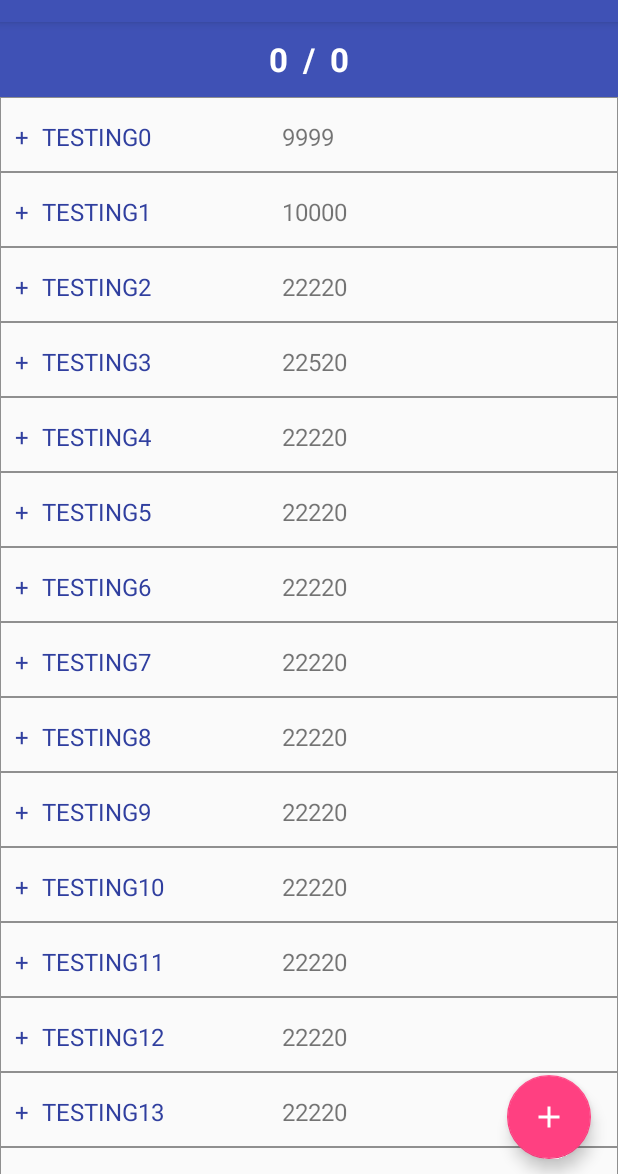
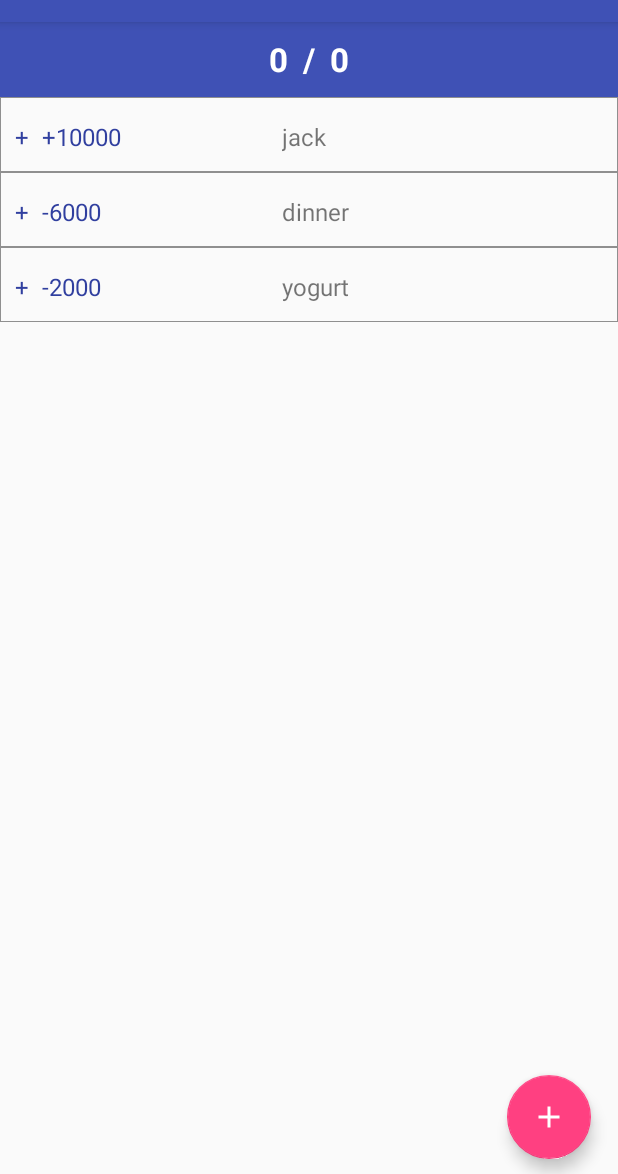
Before and after one commit to broccolism/MadCamp_Project1, an Android app: the Dialog screen opened directly, with no data from a screen before it, on a phone screen of 412 x 824 dp, the part 62-1236 px from its top. Run offline under Robolectric (Android 15) with nearby library versions, the phone set to English and light mode, and no system bars.

Commit message:
dialogList to Activity

```diff
--- a/app/src/main/AndroidManifest.xml
+++ b/app/src/main/AndroidManifest.xml
@@ -22,7 +22,7 @@
 
         <activity android:name = ".GalleryFullImage"/>
         <activity android:name=".Dialog"/>
-        <activity android:name=".TestingActivity"/>
+        <activity android:name=".ModifyActivity"/>
     </application>
 
 </manifest>
--- /dev/null
+++ b/app/src/main/java/com/example/senthil/kotlin_tablayout/DBHelper.kt
@@ -0,0 +1,85 @@
+package com.example.senthil.kotlin_tablayout
+
+import android.content.ContentValues
+import android.content.Context
+import android.database.sqlite.SQLiteDatabase
+import android.database.sqlite.SQLiteOpenHelper
+
+class DBHelper(context: Context) : SQLiteOpenHelper(context, DATABASE_NAME, null, DATABASE_VER) {
+
+    companion object {
+        private val DATABASE_VER = 1
+        private val DATABASE_NAME = "ACCOUNTBOOK.db"
+
+        private val TABLE_NAME = "ACCOUNT"
+        private val ID = "Id"
+        private val MONEY = "Money"
+        private val USAGE = "Usage"
+        private val TIME = "Time"
+    }
+
+    override fun onCreate(db: SQLiteDatabase?) {
+        val CREATE_TABLE_QUERY = ("CREATE TABLE $TABLE_NAME" +
+                "($ID INTEGER PRIMARY KEY, $MONEY TEXT, $USAGE TEXT, $TIME TEXT)")
+        db!!.execSQL(CREATE_TABLE_QUERY)
+    }
+
+    override fun onUpgrade(db: SQLiteDatabase?, oldVersion: Int, newVersion: Int) {
+        db!!.execSQL("DROP TABLE IF EXISTS $TABLE_NAME")
+        onCreate(db)
+    }
+
+    val dbList: List<Consumption>
+        get() {
+            val listConsumption = ArrayList<Consumption>()
+            val selectQueryHandler = "SELECT * FROM $TABLE_NAME"
+            val db = this.writableDatabase
+            val cursor = db.rawQuery(selectQueryHandler, null)
+
+            if (cursor.moveToFirst()) {
+                do {
+                    var consumption = Consumption(0, null, null, null)
+                    consumption.id = cursor.getInt(cursor.getColumnIndex(ID))
+                    consumption.money = cursor.getString(cursor.getColumnIndex(MONEY))
+                    consumption.usage = cursor.getString(cursor.getColumnIndex(USAGE))
+                    consumption.time = cursor.getString(cursor.getColumnIndex(TIME))
+
+                    listConsumption.add(consumption)
+                } while (cursor.moveToNext())
+            }
+            db.close()
+            return listConsumption
+        }
+
+    fun addConsumption (consumption: Consumption) {
+        val db = this.writableDatabase
+        val values = ContentValues()
+
+        values.put(ID, consumption.id)
+        values.put(MONEY, consumption.money)
+        values.put(USAGE, consumption.usage)
+        values.put(TIME, consumption.time)
+
+        db.insert(TABLE_NAME, null, values)
+        db.close()
+    }
+
+    fun updateConsumption (consumption: Consumption) : Int {
+        val db = this.writableDatabase
+        val values = ContentValues()
+
+        values.put(ID, consumption.id)
+        values.put(MONEY, consumption.money)
+        values.put(USAGE, consumption.usage)
+        values.put(TIME, consumption.time)
+
+        return db.update(TABLE_NAME, values, "$ID=?", arrayOf(consumption.id.toString()))
+    }
+
+    fun deleteConsumption (consumption: Consumption) {
+        val db = this.writableDatabase
+
+        db.delete(TABLE_NAME, "$ID=?", arrayOf(consumption.id.toString()))
+        db.close()
+    }
+}
--- a/app/src/main/java/com/example/senthil/kotlin_tablayout/Dialog.kt
+++ b/app/src/main/java/com/example/senthil/kotlin_tablayout/Dialog.kt
@@ -9,54 +9,66 @@ import android.support.v7.app.AppCompatActivity
 import android.support.v7.widget.LinearLayoutManager
 import android.view.View
 import android.widget.TextView
+import kotlinx.android.synthetic.main.dialog_item.*
 import kotlinx.android.synthetic.main.dialog_list.*
 import java.util.ArrayList
 
-class Dialog() : AppCompatActivity()
-{
-    private val items: ArrayList<AccountValue> = arrayListOf(
-            AccountValue("TESTING0", "9999"),
-            AccountValue("TESTING1", "10000"),
-            AccountValue("TESTING2", "22220"),
-            AccountValue("TESTING3", "22520"),
-            AccountValue("TESTING4", "22220"),
-            AccountValue("TESTING5", "22220"),
-            AccountValue("TESTING6", "22220"),
-            AccountValue("TESTING7", "22220"),
-            AccountValue("TESTING8", "22220"),
-            AccountValue("TESTING9", "22220"),
-            AccountValue("TESTING10", "22220"),
-            AccountValue("TESTING11", "22220"),
-            AccountValue("TESTING12", "22220"),
-            AccountValue("TESTING13", "22220"),
-            AccountValue("TESTING14", "22220"),
-            AccountValue("TESTING15", "22220"),
-            AccountValue("TESTING16", "22220"),
-            AccountValue("TESTING17", "22220"),
-            AccountValue("TESTING18", "22220"),
-            AccountValue("TESTING19", "22220")
+class Dialog : AppCompatActivity() {
+
+    internal lateinit var db : DBHelper
+    lateinit var dialogAdapter: DialogAdapter
+    private var listConsumptions: List<Consumption> = ArrayList<Consumption>()
+
+    private val items: ArrayList<Consumption> = arrayListOf(
+            Consumption(1, "+10000", "jack", "2019/12/31 17:00"),
+            Consumption(2, "-6000", "dinner", "2019/12/31 19:00"),
+            Consumption(3, "-2000", "yogurt", "2019/12/31 19:30")
     )
 
-    override fun onCreate(savedInstanceState: Bundle?)
-    {
+    override fun onCreate(savedInstanceState: Bundle?) {
         super.onCreate(savedInstanceState)
         setContentView(R.layout.dialog_list)
 
-        rv_dialog?.layoutManager = LinearLayoutManager(baseContext)
-        rv_dialog?.adapter = DialogAdapter(items)
+        db = DBHelper(this)
+
+        // after constructing db, use listConsumptions
+        dialogAdapter = DialogAdapter(items, (
+                fun(consumption : Consumption) {
+                    val intent: Intent = Intent(this, ModifyActivity::class.java)
+                    intent.putExtra("consumption", consumption)
+
+                    startActivity(intent)
+                }))
+
+        refreshData()
 
         val intent = getIntent()
         val month = intent.getIntExtra("month", 0)
         val day = intent.getIntExtra("day", 0)
 
-        findViewById<TextView>(R.id.dialog_list_month).setText(month.toString())
-        findViewById<TextView>(R.id.dialog_list_day).setText(day.toString())
+        dialog_list_month.setText(month.toString())
+        dialog_list_day.setText(day.toString())
 
+
+        dialog_fab.setOnClickListener {
+            // go to activity
+            view -> Snackbar.make(view, "Replace with your own action", Snackbar.LENGTH_LONG)
+                .setAction("Action", null).show()
+        }
+
+        /*
         //For FAB
         val dialog_FAB = findViewById<FloatingActionButton>(R.id.dialog_fab)
-        dialog_FAB.setOnClickListener{ view -> Snackbar.make(view, "Replace with your own action", Snackbar.LENGTH_LONG)
+        dialog_FAB.setOnClickListener{
+         view -> Snackbar.make(view, "Replace with your own action", Snackbar.LENGTH_LONG)
                 .setAction("Action", null).show()
         }
+         */
     }
 
+    private fun refreshData() {
+        rv_dialog?.layoutManager = LinearLayoutManager(baseContext)
+        rv_dialog?.adapter = dialogAdapter
+        listConsumptions = db.dbList
+    }
 }
--- a/app/src/main/java/com/example/senthil/kotlin_tablayout/DialogAdapter.kt
+++ b/app/src/main/java/com/example/senthil/kotlin_tablayout/DialogAdapter.kt
@@ -8,7 +8,7 @@ import android.view.ViewGroup
 import android.widget.TextView
 import kotlinx.android.synthetic.main.dialog_item.view.*
 
-class DialogAdapter(val items : ArrayList<AccountValue>) : RecyclerView.Adapter<DialogAdapter.DialogHolder>() {
+class DialogAdapter(val items : ArrayList<Consumption>, val click: (Consumption) -> Unit) : RecyclerView.Adapter<DialogAdapter.DialogHolder>() {
 
     // Gets the number of animals in the list
     override fun getItemCount(): Int {
@@ -24,16 +24,18 @@ class DialogAdapter(val items : ArrayList<AccountValue>) : RecyclerView.Adapter<
     // Binds each animal in the ArrayList to a view
     override fun onBindViewHolder(holder: DialogHolder, position: Int) {
         holder.bind(items[position])
+
+        holder.itemView.setOnClickListener { click(items[position]) }
     }
 
     inner class DialogHolder (view: View) : RecyclerView.ViewHolder(view) {
         // Holds the TextView that will add each animal to
-        val _info = view.findViewById<TextView>(R.id.item_dialog_info)
-        val _value = view.findViewById<TextView>(R.id.item_dialog_value)
+        val _usage = view.findViewById<TextView>(R.id.item_dialog_usage)
+        val _money = view.findViewById<TextView>(R.id.item_dialog_money)
 
-        fun bind (accountValue: AccountValue) {
-            _info?.text = accountValue.info
-            _value?.text = accountValue.value
+        fun bind (consumption: Consumption) {
+            _usage?.text = consumption.usage
+            _money?.text = consumption.money
         }
     }
 }
--- a/app/src/main/res/layout/testing.xml
+++ b/app/src/main/res/layout/activity_modify.xml
@@ -6,7 +6,7 @@
     android:layout_height="match_parent">
 
     <TextView
-        android:id="@+id/testing_dialog"
+        android:id="@+id/modify"
         android:layout_width="wrap_content"
         android:layout_height="wrap_content"
         android:layout_marginStart="16dp"
--- a/app/src/main/res/layout/dialog_item.xml
+++ b/app/src/main/res/layout/dialog_item.xml
@@ -23,7 +23,7 @@
         />
 
     <TextView
-        android:id="@+id/item_dialog_value"
+        android:id="@+id/item_dialog_money"
         android:layout_width="100dp"
         android:layout_height="wrap_content"
         android:layout_marginStart="28dp"
@@ -36,7 +36,7 @@
         tools:text="Value" />
 
     <TextView
-        android:id="@+id/item_dialog_info"
+        android:id="@+id/item_dialog_usage"
         android:layout_width="200dp"
         android:layout_height="wrap_content"
         android:layout_marginStart="188dp"
```
Also changed, not shown: app/src/main/java/com/example/senthil/kotlin_tablayout/Consumption.kt (added, +35 -0 lines), app/src/main/java/com/example/senthil/kotlin_tablayout/ModifyActivity.kt (renamed from app/src/main/java/com/example/senthil/kotlin_tablayout/TestingActivity.kt, +6 -7 lines), 2 other files.
